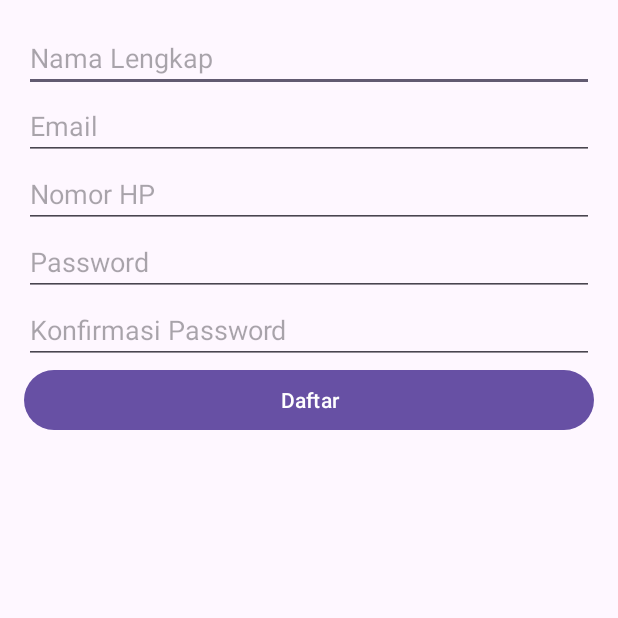
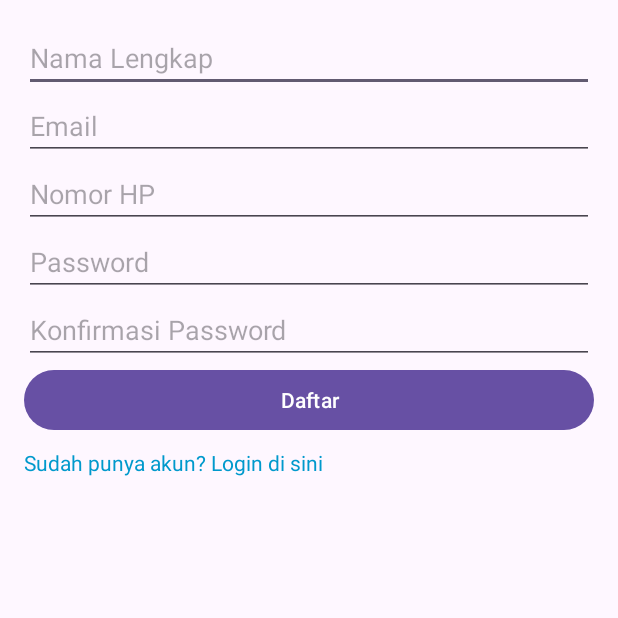
Before and after one commit to Radiaas/final-project-middle, an Android app: the RegisterActivity screen opened directly, with no data from a screen before it, on a phone screen of 412 x 824 dp, the top half of it. Run offline under Robolectric (Android 15) with nearby library versions, the phone set to English and light mode, and no system bars.

Commit message:
kelarin api wisata

```diff
--- a/app/src/main/java/com/example/finalprojectmiddle/ApiService.kt
+++ b/app/src/main/java/com/example/finalprojectmiddle/ApiService.kt
@@ -18,8 +18,8 @@ interface ApiService {
     suspend fun loginUser(@Body request: LoginRequest): Response<LoginResponse>
 
     @GET("exec")
-    fun getWisataList(
+    suspend fun getWisata(
         @Query("endpoint") endpoint: String = "listwisata",
-        @Query("token") token: String = "c5d98b11-546f-4f03-b92a-aa4a1deb5c89"
-    ): Call<ApiResponse>
+        @Query("token") token: String
+    ): Response<WisataResponse>
 }
--- a/app/src/main/java/com/example/finalprojectmiddle/RegisterActivity.kt
+++ b/app/src/main/java/com/example/finalprojectmiddle/RegisterActivity.kt
@@ -1,9 +1,8 @@
 package com.example.finalprojectmiddle
 
+import android.content.Intent
 import android.os.Bundle
-import android.widget.Button
-import android.widget.EditText
-import android.widget.Toast
+import android.widget.*
 import androidx.activity.viewModels
 import androidx.appcompat.app.AppCompatActivity
 
@@ -20,6 +19,12 @@ class RegisterActivity : AppCompatActivity() {
         val etPassword = findViewById<EditText>(R.id.etPassword)
         val etConfirmPassword = findViewById<EditText>(R.id.etConfirmPassword)
         val btnRegister = findViewById<Button>(R.id.btnRegister)
+        val tvGoToLogin = findViewById<TextView>(R.id.tvGoToLogin)
+
+        // Navigasi ke LoginActivity
+        tvGoToLogin.setOnClickListener {
+            startActivity(Intent(this, LoginActivity::class.java))
+        }
 
         btnRegister.setOnClickListener {
             val nama = etNama.text.toString()
@@ -43,6 +48,10 @@ class RegisterActivity : AppCompatActivity() {
             response?.let {
                 if (it.status == "success") {
                     Toast.makeText(this, "Registrasi berhasil!", Toast.LENGTH_SHORT).show()
+
+                    // Setelah sukses daftar, langsung pindah ke LoginActivity
+                    startActivity(Intent(this, LoginActivity::class.java))
+                    finish()
                 } else {
                     Toast.makeText(this, "Registrasi gagal: ${it.message}", Toast.LENGTH_SHORT).show()
                 }
--- a/app/src/main/res/layout/activity_register.xml
+++ b/app/src/main/res/layout/activity_register.xml
@@ -1,5 +1,6 @@
 <?xml version="1.0" encoding="utf-8"?>
 <LinearLayout xmlns:android="http://schemas.android.com/apk/res/android"
+    xmlns:tools="http://schemas.android.com/tools"
     android:layout_width="match_parent"
     android:layout_height="match_parent"
     android:orientation="vertical"
@@ -9,33 +10,38 @@
         android:id="@+id/etNama"
         android:layout_width="match_parent"
         android:layout_height="wrap_content"
-        android:hint="Nama Lengkap" />
+        android:hint="Nama Lengkap"
+        tools:ignore="TouchTargetSizeCheck" />
 
     <EditText
         android:id="@+id/etEmail"
         android:layout_width="match_parent"
         android:layout_height="wrap_content"
-        android:hint="Email" />
+        android:hint="Email"
+        tools:ignore="TouchTargetSizeCheck" />
 
     <EditText
         android:id="@+id/etNomorHp"
         android:layout_width="match_parent"
         android:layout_height="wrap_content"
-        android:hint="Nomor HP" />
+        android:hint="Nomor HP"
+        tools:ignore="TouchTargetSizeCheck" />
 
     <EditText
         android:id="@+id/etPassword"
         android:layout_width="match_parent"
         android:layout_height="wrap_content"
         android:hint="Password"
-        android:inputType="textPassword" />
+        android:inputType="textPassword"
+        tools:ignore="TouchTargetSizeCheck" />
 
     <EditText
         android:id="@+id/etConfirmPassword"
         android:layout_width="match_parent"
         android:layout_height="wrap_content"
         android:hint="Konfirmasi Password"
-        android:inputType="textPassword" />
+        android:inputType="textPassword"
+        tools:ignore="TouchTargetSizeCheck" />
 
     <Button
         android:id="@+id/btnRegister"
@@ -43,4 +49,13 @@
         android:layout_height="wrap_content"
         android:text="Daftar" />
 
+    <TextView
+        android:id="@+id/tvGoToLogin"
+        android:layout_width="wrap_content"
+        android:layout_height="wrap_content"
+        android:text="Sudah punya akun? Login di sini"
+        android:textColor="@android:color/holo_blue_dark"
+        android:layout_marginTop="8dp"
+        android:textSize="14sp"/>
+
 </LinearLayout>
--- a/app/src/main/res/layout/activity_wisata.xml
+++ b/app/src/main/res/layout/activity_wisata.xml
@@ -7,5 +7,7 @@
     <androidx.recyclerview.widget.RecyclerView
         android:id="@+id/recyclerView"
         android:layout_width="match_parent"
-        android:layout_height="match_parent" />
+        android:layout_height="match_parent"
+        android:padding="16dp"/>
+
 </LinearLayout>
```
Also changed, not shown: app/src/main/AndroidManifest.xml (+5 -5 lines), app/src/main/java/com/example/finalprojectmiddle/ApiResponse.kt (deleted, +0 -18 lines), app/src/main/java/com/example/finalprojectmiddle/LoginActivity.kt (+32 -7 lines), app/src/main/java/com/example/finalprojectmiddle/LoginResponse.kt (+6 -4 lines), app/src/main/java/com/example/finalprojectmiddle/LoginViewModel.kt (+11 -1 lines), app/src/main/java/com/example/finalprojectmiddle/WisataActivity.kt (+20 -7 lines), app/src/main/java/com/example/finalprojectmiddle/WisataAdapter.kt (+13 -15 lines), app/src/main/java/com/example/finalprojectmiddle/WisataResponse.kt (added, +24 -0 lines), app/src/main/java/com/example/finalprojectmiddle/WisataViewModel.kt (+33 -16 lines), app/src/main/res/layout/activity_login.xml (+14 -2 lines), app/src/main/res/layout/item_wisata.xml (+4 -4 lines).
